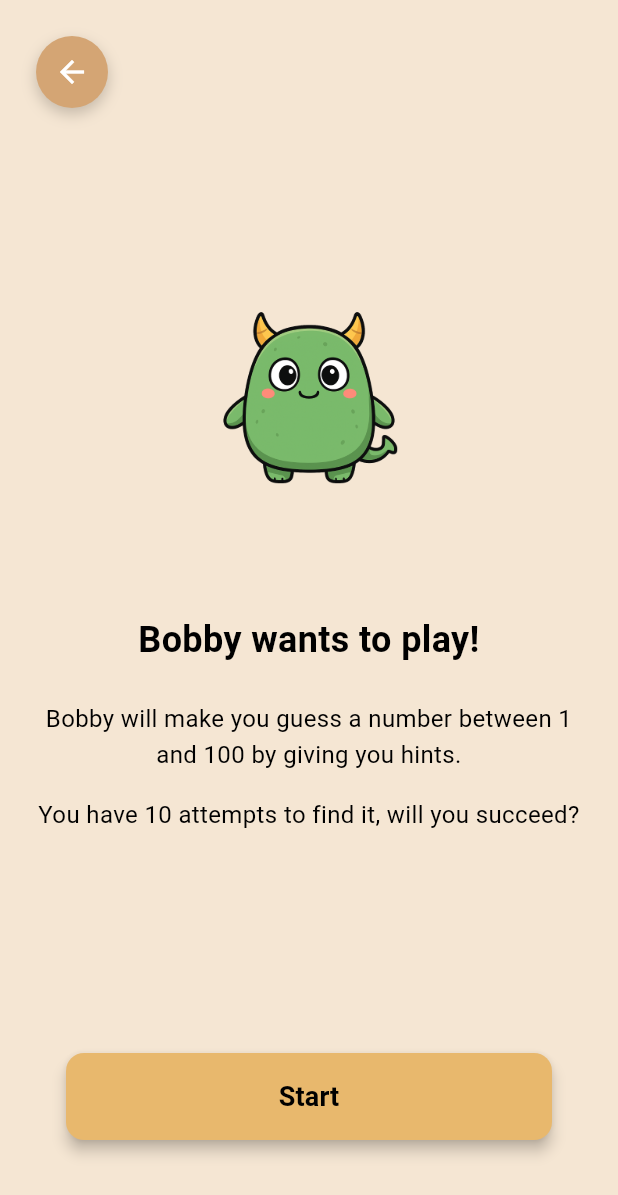
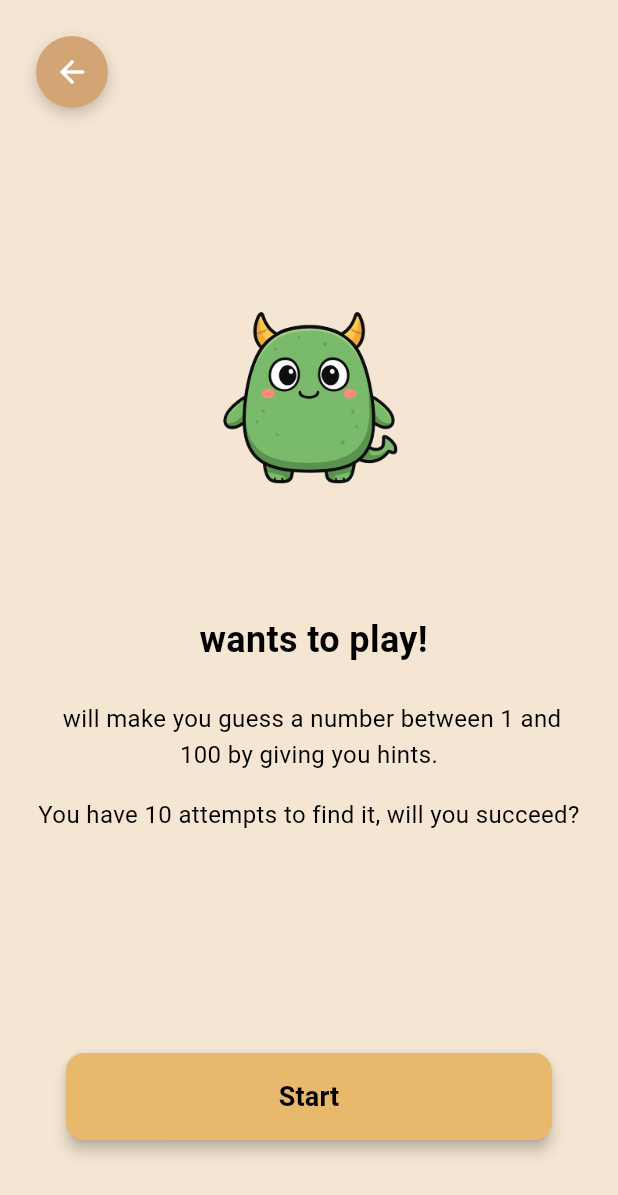
Before and after one commit to kdemont/tamagotchi_flutter, a Flutter app: the GamePage screen opened directly, on a phone screen of 412 x 824 dp. Shown: the top 1195 px of the screen. Run offline on Flutter 3.47's test engine with Material 3 defaults, Android fonts, the phone set to English and light mode, and no system bars; our stand-ins replace bloc, equatable, flutter_bloc, flutter_svg, lottie, permission_handler and 2 more; missing offline and left inert: ambient_light, health, slang; accounts and stored records are empty; generated files the repository leaves out were written again.

Commit message:
fix: hard-coded pet name

```diff
--- a/lib/game/bloc/game_bloc.dart
+++ b/lib/game/bloc/game_bloc.dart
@@ -60,10 +60,13 @@ class GameBloc extends Bloc<GameEvent, GameState> {
     } else {
       // Continue playing
       String hint;
+      bool isHigher;
       if (guess < currentState.targetNumber) {
         hint = t.game.hints.higher;
+        isHigher = true;
       } else {
         hint = t.game.hints.lower;
+        isHigher = false;
       }
 
       final newScore = currentState.score + 5; // Points for trying
@@ -73,6 +76,7 @@ class GameBloc extends Bloc<GameEvent, GameState> {
           attemptsRemaining: newAttempts,
           score: newScore,
           hint: hint,
+          isHigher: isHigher,
           previousGuesses: newPreviousGuesses,
         ),
       );
--- a/lib/game/bloc/game_state.dart
+++ b/lib/game/bloc/game_state.dart
@@ -16,6 +16,7 @@ class GamePlaying extends GameState {
   final int attemptsRemaining;
   final int score;
   final String? hint;
+  final bool? isHigher; // true if should go higher, false if lower, null if no hint yet
   final List<int> previousGuesses;
 
   const GamePlaying({
@@ -23,6 +24,7 @@ class GamePlaying extends GameState {
     required this.attemptsRemaining,
     required this.score,
     this.hint,
+    this.isHigher,
     this.previousGuesses = const [],
   });
 
@@ -32,6 +34,7 @@ class GamePlaying extends GameState {
         attemptsRemaining,
         score,
         hint,
+        isHigher,
         previousGuesses,
       ];
 
@@ -40,6 +43,7 @@ class GamePlaying extends GameState {
     int? attemptsRemaining,
     int? score,
     String? hint,
+    bool? isHigher,
     List<int>? previousGuesses,
   }) {
     return GamePlaying(
@@ -47,6 +51,7 @@ class GamePlaying extends GameState {
       attemptsRemaining: attemptsRemaining ?? this.attemptsRemaining,
       score: score ?? this.score,
       hint: hint ?? this.hint,
+      isHigher: isHigher ?? this.isHigher,
       previousGuesses: previousGuesses ?? this.previousGuesses,
     );
   }
--- a/lib/game/view/widgets/game_rules_view.dart
+++ b/lib/game/view/widgets/game_rules_view.dart
@@ -2,6 +2,7 @@ import 'package:flutter/material.dart';
 import 'package:flutter_bloc/flutter_bloc.dart';
 import 'package:tamagotchi_flutter/gen/strings.g.dart';
 
+import '../../../home/bloc/home_bloc.dart';
 import '../../bloc/game_bloc.dart';
 
 class GameRulesView extends StatelessWidget {
@@ -9,6 +10,9 @@ class GameRulesView extends StatelessWidget {
 
   @override
   Widget build(BuildContext context) {
+    final homeState = context.watch<HomeBloc>().state;
+    final tamagotchiName = homeState is HomeLoaded ? homeState.tamagotchi.name : '';
+
     return Container(
       color: const Color(0xFFF5E6D3),
       child: SafeArea(
@@ -65,7 +69,7 @@ class GameRulesView extends StatelessWidget {
               const SizedBox(height: 40),
               // Title
               Text(
-                t.game.rules.title(name: 'Bobby'),
+                t.game.rules.title(name: tamagotchiName),
                 style: const TextStyle(
                   fontSize: 24,
                   fontWeight: FontWeight.bold,
@@ -76,7 +80,7 @@ class GameRulesView extends StatelessWidget {
               const SizedBox(height: 24),
               // Description
               Text(
-                t.game.rules.description(name: 'Bobby'),
+                t.game.rules.description(name: tamagotchiName),
                 style: const TextStyle(
                   fontSize: 16,
                   color: Colors.black,
```
Also changed, not shown: lib/game/view/widgets/game_playing_view.dart (+13 -1 lines), pubspec.lock, 1 other file.
